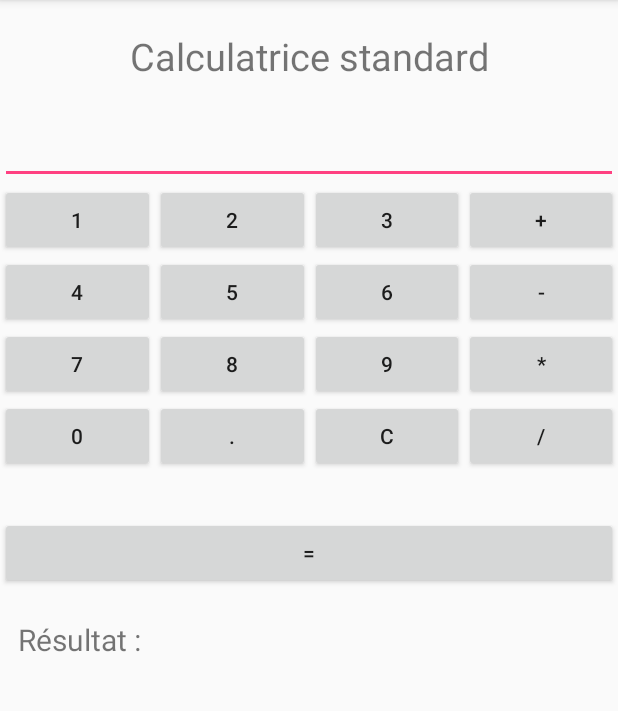
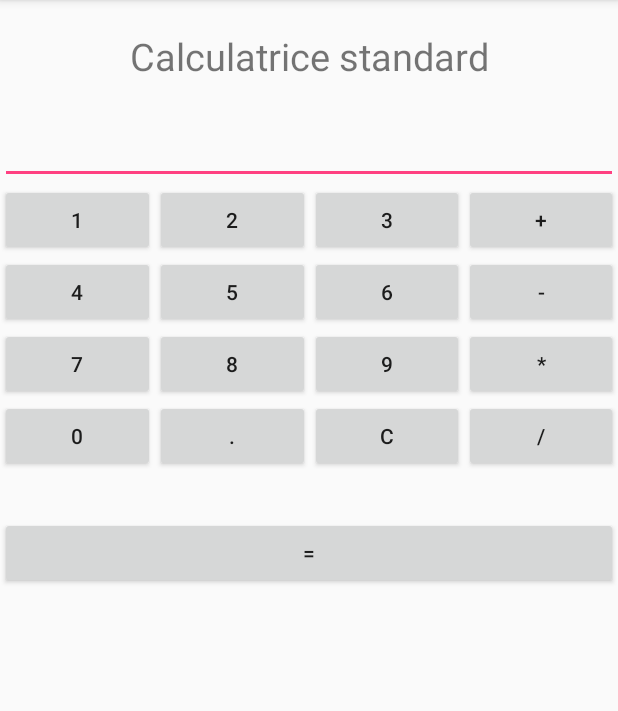
Before and after one commit to loicdelaunay/AndroidStudio_BTSSIO1_Calculator, an Android app: the CalcStandard screen opened directly, with no data from a screen before it, on a phone screen of 412 x 824 dp, the part 84-795 px from its top. Run offline under Robolectric (Android 15) with nearby library versions, the phone set to English and light mode, and no system bars.

Commit message:
End of the realisation of the layouts. Creation of the different Java classes (3 at all), and end of the first Java class programming (MainActivity) Progamming of the standard calculator

```diff
--- a/app/src/main/java/thlaurebtssio/calculator/CalcDev.java
+++ b/app/src/main/java/thlaurebtssio/calculator/CalcDev.java
@@ -2,9 +2,6 @@ package thlaurebtssio.calculator;
 
 import android.os.Bundle;
 
-/**
- * Created by Almarean on 29/03/2017.
- */
 
 public class CalcDev extends MainActivity {
     @Override
--- a/app/src/main/java/thlaurebtssio/calculator/CalcStandard.java
+++ b/app/src/main/java/thlaurebtssio/calculator/CalcStandard.java
@@ -2,14 +2,265 @@ package thlaurebtssio.calculator;
 
 
 import android.os.Bundle;
+import android.view.View;
+import android.widget.Button;
+import android.widget.EditText;
+
 
 public class CalcStandard extends MainActivity {
+
+    /*Début du programme*/
+    Button button0;
+    Button button1;
+    Button button2;
+    Button button3;
+    Button button4;
+    Button button5;
+    Button button6;
+    Button button7;
+    Button button8;
+    Button button9;
+    Button buttonPlus;
+    Button buttonMoins;
+    Button buttonDiv;
+    Button buttonMul;
+    Button buttonC;
+    Button buttonEgal;
+    Button buttonPoint;
+    EditText ecran;
+
+    private double chiffre1;
+    private boolean clicOperateur = false;
+    private boolean update = false;
+    private String operateur = "";
 
     @Override
     protected void onCreate(Bundle savedInstanceState) {
         super.onCreate(savedInstanceState);
         setContentView(R.layout.layout_calc_stand);
+
+
+        button0 = (Button) findViewById(R.id.button0);
+        button1 = (Button) findViewById(R.id.button1);
+        button2 = (Button) findViewById(R.id.button2);
+        button3 = (Button) findViewById(R.id.button3);
+        button4 = (Button) findViewById(R.id.button4);
+        button5 = (Button) findViewById(R.id.button5);
+        button6 = (Button) findViewById(R.id.button6);
+        button7 = (Button) findViewById(R.id.button7);
+        button8 = (Button) findViewById(R.id.button8);
+        button9 = (Button) findViewById(R.id.button9);
+        buttonPoint = (Button) findViewById(R.id.buttonPoint);
+        buttonPlus = (Button) findViewById(R.id.buttonPlus);
+        buttonMoins = (Button) findViewById(R.id.buttonMoins);
+        buttonDiv = (Button) findViewById(R.id.buttonDivision);
+        buttonMul = (Button) findViewById(R.id.buttonMultiplier);
+        buttonC = (Button) findViewById(R.id.buttonC);
+        buttonEgal = (Button) findViewById(R.id.buttonEgal);
+
+        ecran = (EditText) findViewById(R.id.EditText01);
+
+        buttonPlus.setOnClickListener(new View.OnClickListener() {
+            public void onClick(View v) {
+                plusClick();
+            }
+        });
+
+        buttonMoins.setOnClickListener(new View.OnClickListener() {
+            public void onClick(View v) {
+                moinsClick();
+            }
+        });
+
+        buttonDiv.setOnClickListener(new View.OnClickListener() {
+            public void onClick(View v) {
+                divClick();
+            }
+        });
+
+        buttonMul.setOnClickListener(new View.OnClickListener() {
+            public void onClick(View v) {
+                mulClick();
+            }
+        });
+
+        buttonC.setOnClickListener(new View.OnClickListener() {
+            public void onClick(View v) {
+                resetClick();
+            }
+        });
+
+        buttonEgal.setOnClickListener(new View.OnClickListener() {
+            public void onClick(View v) {
+                egalClick();
+            }
+        });
+
+        buttonPoint.setOnClickListener(new View.OnClickListener() {
+            public void onClick(View v) {
+                chiffreClick(".");
+            }
+        });
+
+        button0.setOnClickListener(new View.OnClickListener() {
+            public void onClick(View v) {
+                chiffreClick("0");
+            }
+        });
+
+        button1.setOnClickListener(new View.OnClickListener() {
+            public void onClick(View v) {
+                chiffreClick("1");
+            }
+        });
+
+        button2.setOnClickListener(new View.OnClickListener() {
+            public void onClick(View v) {
+                chiffreClick("2");
+            }
+        });
+
+        button3.setOnClickListener(new View.OnClickListener() {
+            public void onClick(View v) {
+                chiffreClick("3");
+            }
+        });
+
+        button4.setOnClickListener(new View.OnClickListener() {
+            public void onClick(View v) {
+                chiffreClick("4");
+            }
+        });
+
+        button5.setOnClickListener(new View.OnClickListener() {
+            public void onClick(View v) {
+                chiffreClick("5");
+            }
+        });
+
+        button6.setOnClickListener(new View.OnClickListener() {
+            public void onClick(View v) {
+                chiffreClick("6");
+            }
+        });
+
+        button7.setOnClickListener(new View.OnClickListener() {
+            public void onClick(View v) {
+                chiffreClick("7");
+            }
+        });
+
+        button8.setOnClickListener(new View.OnClickListener() {
+            public void onClick(View v) {
+                chiffreClick("8");
+            }
+        });
+
+        button9.setOnClickListener(new View.OnClickListener() {
+            public void onClick(View v) {
+                chiffreClick("9");
+            }
+        });
     }
 
 
+    public void moinsClick(){
+        if(clicOperateur){
+            calcul();
+            ecran.setText(String.valueOf(chiffre1));
+        }else{
+            chiffre1 = Double.valueOf(ecran.getText().toString()).doubleValue();
+            clicOperateur = true;
+        }
+        operateur = "-";
+        update = true;
+    }
+
+    public void chiffreClick(String str) {
+        if(update){
+            update = false;
+        }else{
+            if(!ecran.getText().equals("0"))
+                str = ecran.getText() + str;
+        }
+        ecran.setText(str);
+    }
+
+    public void plusClick(){
+
+        if(clicOperateur){
+            calcul();
+            ecran.setText(String.valueOf(chiffre1));
+        }else{
+            chiffre1 = Double.valueOf(ecran.getText().toString()).doubleValue();
+            clicOperateur = true;
+        }
+        operateur = "+";
+        update = true;
+    }
+
+    public void egalClick(){
+        calcul();
+        update = true;
+        clicOperateur = false;
+    }
+
+    public void resetClick(){
+        clicOperateur = false;
+        update = true;
+        chiffre1 = 0;
+        operateur = "";
+        ecran.setText("");
+    }
+
+    public void divClick(){
+        if(clicOperateur){
+            calcul();
+            ecran.setText(String.valueOf(chiffre1));
+        }else{
+            chiffre1 = Double.valueOf(ecran.getText().toString()).doubleValue();
+            clicOperateur = true;
+        }
+        operateur = "/";
+        update = true;
+    }
+
+    public void mulClick(){
+        if(clicOperateur){
+            calcul();
+            ecran.setText(String.valueOf(chiffre1));
+        }else{
+            chiffre1 = Double.valueOf(ecran.getText().toString()).doubleValue();
+            clicOperateur = true;
+        }
+        operateur = "*";
+        update = true;
+    }
+
+    private void calcul(){
+        if(operateur.equals("+")){
+            chiffre1 = chiffre1 + Double.valueOf(ecran.getText().toString()).doubleValue();
+            ecran.setText(String.valueOf(chiffre1));
+        }
+
+        if(operateur.equals("-")){
+            chiffre1 = chiffre1 - Double.valueOf(ecran.getText().toString()).doubleValue();
+            ecran.setText(String.valueOf(chiffre1));
+        }
+
+        if(operateur.equals("*")){
+            chiffre1 = chiffre1 * Double.valueOf(ecran.getText().toString()).doubleValue();
+            ecran.setText(String.valueOf(chiffre1));
+        }
+
+        if(operateur.equals("/")){
+            try{
+                chiffre1 = chiffre1 / Double.valueOf(ecran.getText().toString()).doubleValue();
+                ecran.setText(String.valueOf(chiffre1));
+            }catch(ArithmeticException e){
+                ecran.setText("0");
+            }
+        }
+    }
+
 }
--- a/app/src/main/java/thlaurebtssio/calculator/MainActivity.java
+++ b/app/src/main/java/thlaurebtssio/calculator/MainActivity.java
@@ -17,7 +17,7 @@ public class MainActivity extends AppCompatActivity {
         btnCalcStand.setOnClickListener(new View.OnClickListener() {
             @Override
             public void onClick(View v) {
-                Intent intent = new Intent(MainActivity.this, TestCalcStand.class);
+                Intent intent = new Intent(MainActivity.this, CalcStandard.class);
                 startActivity(intent);
             }
         });
--- a/app/src/main/res/layout/layout_calc_stand.xml
+++ b/app/src/main/res/layout/layout_calc_stand.xml
@@ -17,68 +17,7 @@
             android:textSize="25sp"/>
     </FrameLayout>
 
-    <!--<FrameLayout
-        android:layout_width="match_parent"
-        android:layout_height="wrap_content"
-        android:padding="20dp">
-        <EditText
-            android:id="@+id/editTextNb1"
-            android:layout_width="match_parent"
-            android:layout_height="wrap_content" />
-    </FrameLayout>
 
-    <Space
-        android:layout_width="match_parent"
-        android:layout_height="30dp" />
-
-    <FrameLayout
-        android:layout_width="match_parent"
-        android:layout_height="wrap_content"
-        android:padding="20dp">
-        <EditText
-            android:id="@+id/editTextNb2"
-            android:layout_width="match_parent"
-            android:layout_height="wrap_content" />
-    </FrameLayout>
-
-    <LinearLayout
-        android:layout_width="match_parent"
-        android:layout_height="wrap_content"
-        android:orientation="horizontal"
-        android:padding="10dp"
-        android:gravity="center">
-        <Button
-            android:id="@+id/buttonPlus"
-            android:layout_width="70dp"
-            android:layout_height="70dp"
-            android:text="+"
-            android:textSize="20sp"/>
-        <Button
-            android:id="@+id/buttonMoins"
-            android:layout_width="70dp"
-            android:layout_height="70dp"
-            android:text="-"
-            android:textSize="20sp"/>
-        <Button
-            android:id="@+id/buttonFois"
-            android:layout_width="70dp"
-            android:layout_height="70dp"
-            android:text="x"
-            android:textSize="20sp"/>
-        <Button
-            android:id="@+id/buttonDiv"
-            android:layout_width="70dp"
-            android:layout_height="70dp"
-            android:text="/"
-            android:textSize="20sp"/>
-        <Button
-            android:id="@+id/buttonEgal"
-            android:layout_width="70dp"
-            android:layout_height="70dp"
-            android:text="="
-            android:textSize="20sp"
-            android:textColor="#3358ff"/>
-    </LinearLayout>-->
     <EditText android:id="@+id/EditText01"
         android:layout_width="match_parent"
         android:layout_height="wrap_content"
@@ -214,22 +153,4 @@
         android:layout_width="match_parent"
         android:layout_height="wrap_content" />
 
-    <LinearLayout
-        android:layout_width="match_parent"
-        android:layout_height="wrap_content"
-        android:gravity="center"
-        android:orientation="horizontal">
-        <TextView
-            android:id="@+id/textResult"
-            android:layout_width="105dp"
-            android:layout_height="67dp"
-            android:text="Résultat :"
-            android:textSize="20sp"
-            android:gravity="center"/>
-        <TextView
-            android:id="@+id/textAffichResult"
-            android:layout_width="match_parent"
-            android:layout_height="67dp" />
-    </LinearLayout>
-
 </LinearLayout>
```
